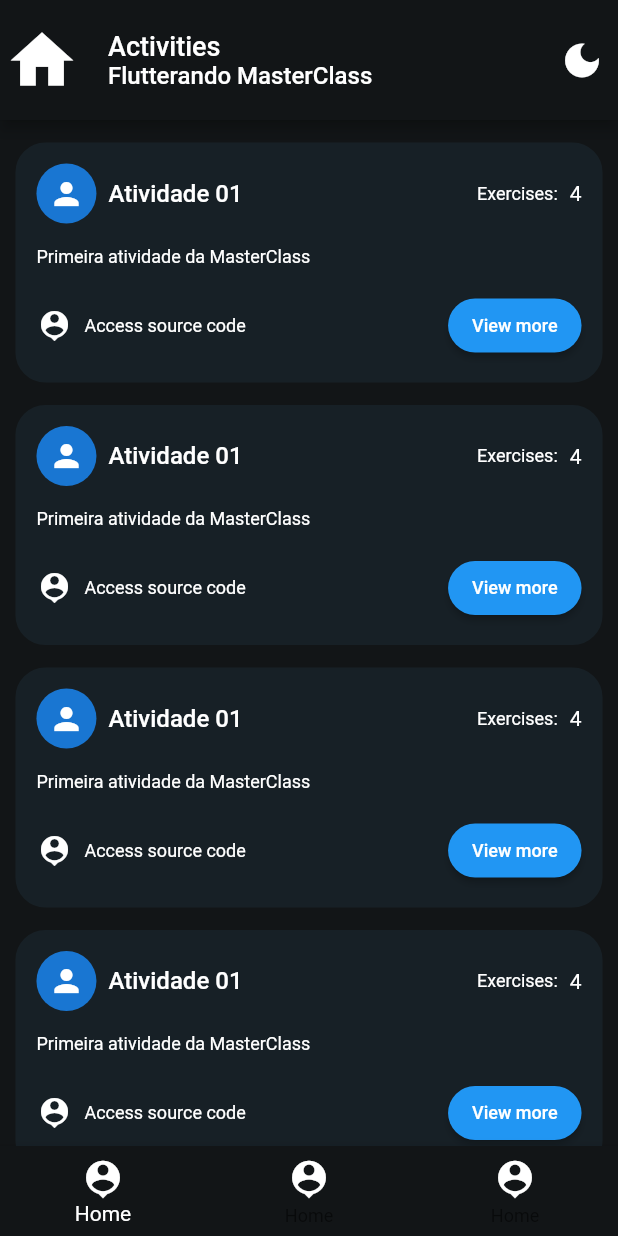
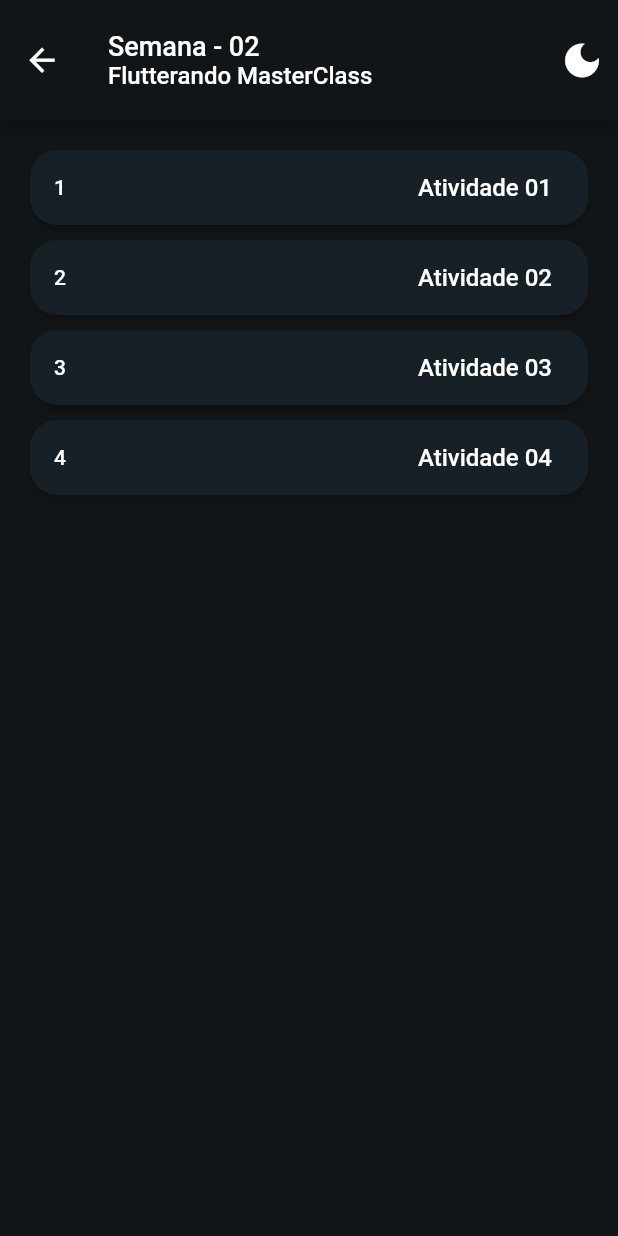
Before and after one commit to LuanSouzaProg/Flutterando_MasterClass, a Flutter app: the screen it shows after launch, on a phone screen of 412 x 824 dp. Run offline on Flutter 3.47's test engine with Material 2 defaults, Android fonts, the phone set to English and light mode, and no system bars.

Commit message:
MasterClass

```diff
--- /dev/null
+++ b/lib/activities_pages/activities_page.dart
@@ -0,0 +1,102 @@
+import 'package:flutter/material.dart';
+
+class ActivitiesPage extends StatelessWidget {
+  const ActivitiesPage({Key? key}) : super(key: key);
+
+  @override
+  Widget build(BuildContext context) {
+    return Scaffold(
+      backgroundColor: const Color(0Xff121517),
+      appBar: AppBar(
+        backgroundColor: const Color(0Xff121517),
+        toolbarHeight: 80,
+        title: Column(
+          mainAxisAlignment: MainAxisAlignment.center,
+          crossAxisAlignment: CrossAxisAlignment.start,
+          children: const [
+            Text(
+              "Semana - 02",
+              style: TextStyle(fontSize: 18),
+            ),
+            Text(
+              "Flutterando MasterClass",
+              style: TextStyle(fontSize: 16),
+            ),
+          ],
+        ),
+        leading: IconButton(
+          onPressed: () {},
+          icon: const Icon(
+            Icons.arrow_back,
+            size: 25,
+          ),
+        ),
+        actions: [
+          IconButton(
+            onPressed: () {},
+            icon: const Icon(
+              Icons.dark_mode,
+              size: 30,
+            ),
+          ),
+        ],
+      ),
+      body: SingleChildScrollView(
+        child: Padding(
+          padding: const EdgeInsets.symmetric(horizontal: 10, vertical: 10),
+          child: Column(
+            children: const [
+              Activity(nameActivity: "Atividade 01", cont: 1),
+              Activity(nameActivity: "Atividade 02", cont: 2),
+              Activity(nameActivity: "Atividade 03", cont: 3),
+              Activity(nameActivity: "Atividade 04", cont: 4),
+            ],
+          ),
+        ),
+      ),
+    );
+  }
+}
+
+class Activity extends StatelessWidget {
+  const Activity({Key? key, required this.nameActivity, required this.cont})
+      : super(key: key);
+  final int cont;
+  final String nameActivity;
+
+  @override
+  Widget build(BuildContext context) {
+    return SizedBox(
+      height: 60,
+      child: Padding(
+        padding: const EdgeInsets.only(top: 10, left: 10, right: 10),
+        child: ElevatedButton(
+          onPressed: () {},
+          style: ButtonStyle(
+            backgroundColor: MaterialStateProperty.all<Color>(
+              const Color(0Xff172026),
+            ),
+            shape: MaterialStateProperty.all(
+              RoundedRectangleBorder(
+                borderRadius: BorderRadius.circular(18),
+              ),
+            ),
+          ),
+          child: Row(
+            mainAxisAlignment: MainAxisAlignment.spaceBetween,
+            children: [
+              Text(cont.toString()),
+              Padding(
+                padding: const EdgeInsets.only(right: 8),
+                child: Text(
+                  nameActivity,
+                  style: const TextStyle(fontSize: 16, color: Colors.white),
+                ),
+              ),
+            ],
+          ),
+        ),
+      ),
+    );
+  }
+}
--- a/lib/home_page/home_page.dart
+++ b/lib/home_page/home_page.dart
@@ -55,8 +55,8 @@ class _HomePageState extends State<HomePage> {
         child: Column(
           children: const [
             CardActivity(
-              infoActivity: 'Primeira atividade da MasterClass',
-              nameActivity: 'Atividade 01',
+              infoActivity: 'Semana 02 - Componentes do Flutter',
+              nameActivity: 'Componentes do Flutter',
               contActivity: 4,
             ),
             CardActivity(
--- a/lib/main.dart
+++ b/lib/main.dart
@@ -1,5 +1,6 @@
 import 'package:flutter/material.dart';
-import 'package:masterclass/home_page/home_page2.dart';
+import 'package:masterclass/activities_pages/activities_page.dart';
+import 'package:masterclass/home_page/home_page.dart';
 
 import 'home_page/home_page.dart';
 
@@ -19,7 +20,7 @@ class MyApp extends StatelessWidget {
         backgroundColor: Colors.black
       ),
       debugShowCheckedModeBanner: false,
-      home: const HomePage(),
+      home: const ActivitiesPage(),
     );
   }
 }
```
Also changed, not shown: lib/home_page/home_page2.dart (deleted).
